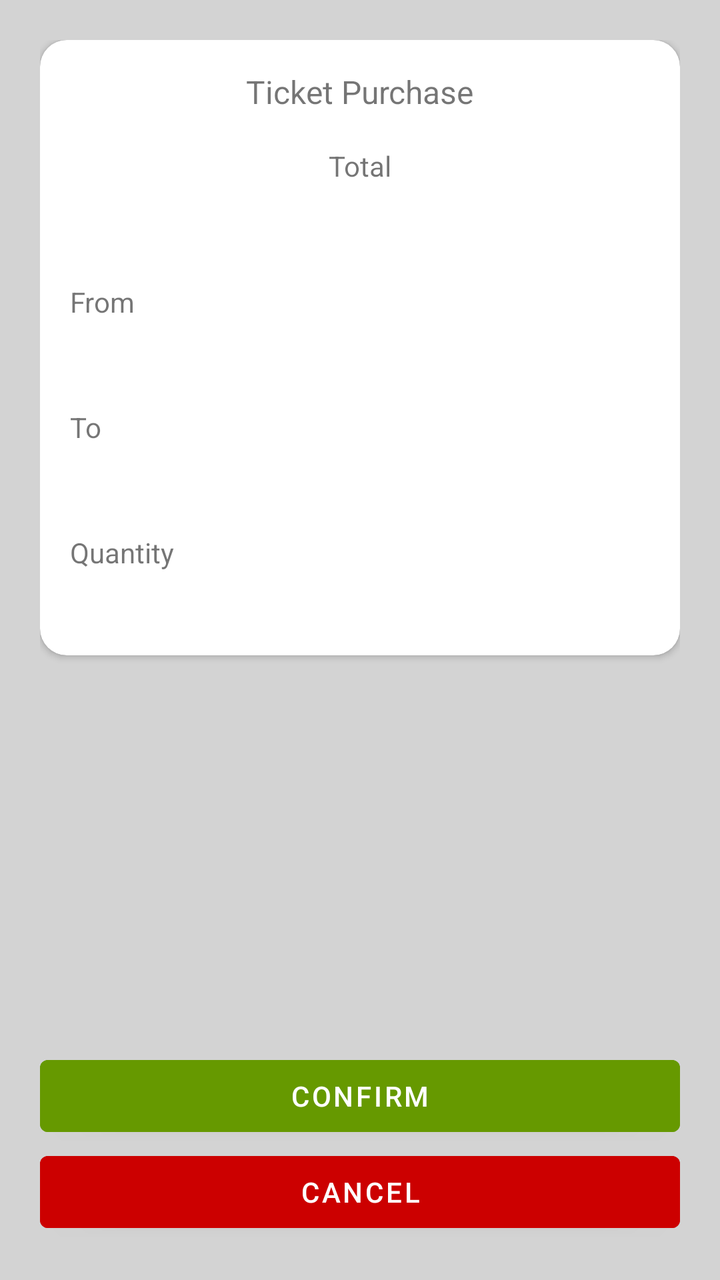
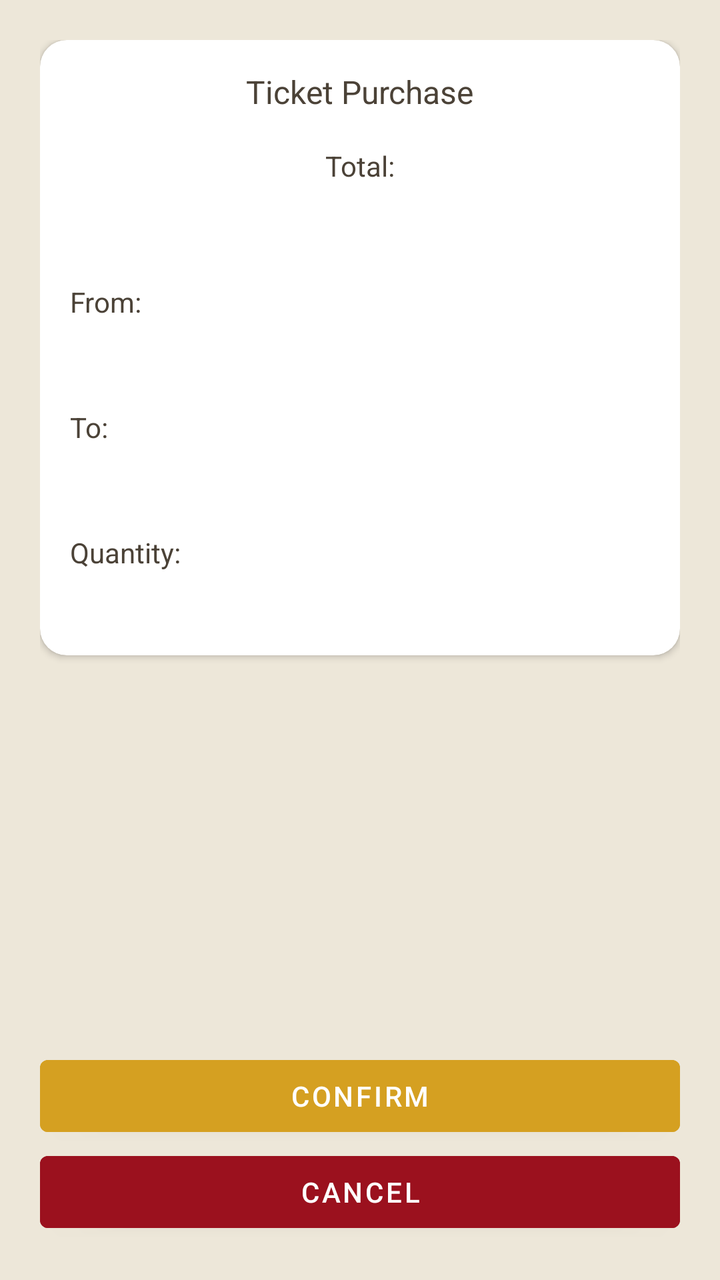

Before-and-after screenshots of an Android layout around one commit, followed by the original layout XML and the change that was made.
<!-- AndroidManifest.xml: application theme Theme.BusScanner -->
<!-- res/layout/activity_checkout.xml -->
<?xml version="1.0" encoding="utf-8"?>
<LinearLayout xmlns:android="http://schemas.android.com/apk/res/android"
    xmlns:app="http://schemas.android.com/apk/res-auto"
    xmlns:tools="http://schemas.android.com/tools"
    android:layout_width="match_parent"
    android:layout_height="match_parent"
    android:orientation="vertical"
    android:padding="20dp"
    android:background="@color/lighgray"
    tools:context=".Checkout">

    <androidx.cardview.widget.CardView
        android:layout_width="match_parent"
        android:layout_height="wrap_content"
        app:cardCornerRadius="40px"
        app:contentPadding="15dp">

        <LinearLayout
            android:layout_width="match_parent"
            android:layout_height="match_parent"
            android:orientation="vertical">

        <TextView
            android:layout_width="wrap_content"
            android:layout_height="wrap_content"
            android:layout_gravity="center"
            android:textSize="16dp"
            android:text="Ticket Purchase"/>

            <TextView
                android:layout_width="wrap_content"
                android:layout_height="wrap_content"
                android:layout_marginTop="50px"
                android:layout_gravity="center"
                android:text="Total"/>

            <TextView
                android:id="@+id/price"
                android:layout_width="wrap_content"
                android:layout_height="wrap_content"
                android:layout_gravity="center"
                android:textSize="24dp"
                android:text=""/>

            <TextView
                android:layout_width="wrap_content"
                android:layout_height="wrap_content"
                android:layout_marginTop="50px"
                android:text="From"/>

            <TextView
                android:id="@+id/origin"
                android:layout_width="wrap_content"
                android:layout_height="wrap_content"
                android:textSize="20dp"
                android:layout_marginStart="30px"
                android:text=""/>

            <TextView
                android:layout_width="wrap_content"
                android:layout_height="wrap_content"
                android:layout_marginTop="50px"
                android:text="To"/>

            <TextView
                android:id="@+id/destination"
                android:layout_width="wrap_content"
                android:layout_height="wrap_content"
                android:textSize="20dp"
                android:layout_marginStart="30px"
                android:text=""/>

            <TextView
                android:layout_width="wrap_content"
                android:layout_height="wrap_content"
                android:layout_marginTop="50px"
                android:text="Quantity"/>

            <TextView
                android:id="@+id/quantity"
                android:layout_width="wrap_content"
                android:layout_height="wrap_content"
                android:textSize="20dp"
                android:layout_marginStart="30px"
                android:text=""/>

        </LinearLayout>
    </androidx.cardview.widget.CardView>


    <LinearLayout
        android:layout_width="match_parent"
        android:layout_height="match_parent"
        android:gravity="bottom"
        android:orientation="vertical">

        <Button
            android:id="@+id/confirm"
            android:layout_width="match_parent"
            android:layout_height="wrap_content"
            android:backgroundTint="@android:color/holo_green_dark"
            android:text="Confirm"/>

        <Button
            android:id="@+id/cancel"
            android:layout_width="match_parent"
            android:layout_height="wrap_content"
            android:backgroundTint="@android:color/holo_red_dark"
            android:text="Cancel"/>


    </LinearLayout>
</LinearLayout>
<!-- resources referenced by this layout -->
<resources>
  <color name="lighgray">#FFD3D3D3</color>
  <style name="Theme.BusScanner" parent="Theme.MaterialComponents.DayNight.NoActionBar">
          
          <item name="colorPrimary">@color/goldenrod</item>
          <item name="colorPrimaryVariant">@color/dim_gray</item>
          <item name="colorOnPrimary">@color/white</item>
          
          <item name="colorSecondary">@color/goldenrod</item>
          <item name="colorSecondaryVariant">@color/teal_700</item>
          <item name="colorOnSecondary">@color/black</item>
          
          <item name="android:statusBarColor">?attr/colorPrimaryVariant</item>
          
  
      </style>
  <color name="goldenrod">#D5A021</color>
  <color name="dim_gray">#736B60</color>
  <color name="white">#FFFFFFFF</color>
  <color name="teal_700">#FF018786</color>
  <color name="black">#FF000000</color>
</resources>

<!-- the commit's change to res/layout/activity_checkout.xml (unified diff, before → after) -->
@@ -6,7 +6,7 @@
     android:layout_height="match_parent"
     android:orientation="vertical"
     android:padding="20dp"
-    android:background="@color/lighgray"
+    android:background="@color/alabaster"
     tools:context=".Checkout">
 
     <androidx.cardview.widget.CardView
@@ -20,33 +20,38 @@
             android:layout_height="match_parent"
             android:orientation="vertical">
 
-        <TextView
-            android:layout_width="wrap_content"
-            android:layout_height="wrap_content"
-            android:layout_gravity="center"
-            android:textSize="16dp"
-            android:text="Ticket Purchase"/>
+            <TextView
+                android:layout_width="wrap_content"
+                android:layout_height="wrap_content"
+                android:layout_gravity="center"
+                android:textSize="16sp"
+                android:text="Ticket Purchase"
+                android:textColor="@color/taupe"/>
 
             <TextView
                 android:layout_width="wrap_content"
                 android:layout_height="wrap_content"
                 android:layout_marginTop="50px"
                 android:layout_gravity="center"
-                android:text="Total"/>
+                android:text="Total:"
+                android:textColor="@color/taupe"/>
 
             <TextView
                 android:id="@+id/price"
                 android:layout_width="wrap_content"
                 android:layout_height="wrap_content"
                 android:layout_gravity="center"
-                android:textSize="24dp"
-                android:text=""/>
+                android:textSize="24sp"
+                android:text=""
+                android:textColor="@color/dim_gray"
+                android:textStyle="bold"/>
 
             <TextView
                 android:layout_width="wrap_content"
                 android:layout_height="wrap_content"
                 android:layout_marginTop="50px"
-                android:text="From"/>
+                android:text="From:"
+                android:textColor="@color/taupe"/>
 
             <TextView
                 android:id="@+id/origin"
@@ -60,7 +65,8 @@
                 android:layout_width="wrap_content"
                 android:layout_height="wrap_content"
                 android:layout_marginTop="50px"
-                android:text="To"/>
+                android:text="To:"
+                android:textColor="@color/taupe"/>
 
             <TextView
                 android:id="@+id/destination"
@@ -68,13 +74,15 @@
                 android:layout_height="wrap_content"
                 android:textSize="20dp"
                 android:layout_marginStart="30px"
-                android:text=""/>
+                android:text=""
+                android:textColor="@color/dim_gray"/>
 
             <TextView
                 android:layout_width="wrap_content"
                 android:layout_height="wrap_content"
                 android:layout_marginTop="50px"
-                android:text="Quantity"/>
+                android:text="Quantity:"
+                android:textColor="@color/taupe"/>
 
             <TextView
                 android:id="@+id/quantity"
@@ -82,7 +90,8 @@
                 android:layout_height="wrap_content"
                 android:textSize="20dp"
                 android:layout_marginStart="30px"
-                android:text=""/>
+                android:text=""
+                android:textColor="@color/dim_gray"/>
 
         </LinearLayout>
     </androidx.cardview.widget.CardView>
@@ -98,14 +107,14 @@
             android:id="@+id/confirm"
             android:layout_width="match_parent"
             android:layout_height="wrap_content"
-            android:backgroundTint="@android:color/holo_green_dark"
+            android:backgroundTint="@color/goldenrod"
             android:text="Confirm"/>
 
         <Button
             android:id="@+id/cancel"
             android:layout_width="match_parent"
             android:layout_height="wrap_content"
-            android:backgroundTint="@android:color/holo_red_dark"
+            android:backgroundTint="@color/ruby"
             android:text="Cancel"/>
 
 
<!-- resource entries referenced after the edit -->
@@ -1,6 +1,6 @@
 <!-- resources referenced by this layout -->
 <resources>
-  <color name="lighgray">#FFD3D3D3</color>
+  <color name="alabaster">#EDE7D9</color>
   <style name="Theme.BusScanner" parent="Theme.MaterialComponents.DayNight.NoActionBar">
           
           <item name="colorPrimary">@color/goldenrod</item>
@@ -16,6 +16,8 @@
   
       </style>
   <color name="goldenrod">#D5A021</color>
+  <color name="ruby">#9B111E</color>
+  <color name="taupe">#4B4237</color>
   <color name="dim_gray">#736B60</color>
   <color name="white">#FFFFFFFF</color>
   <color name="teal_700">#FF018786</color>
